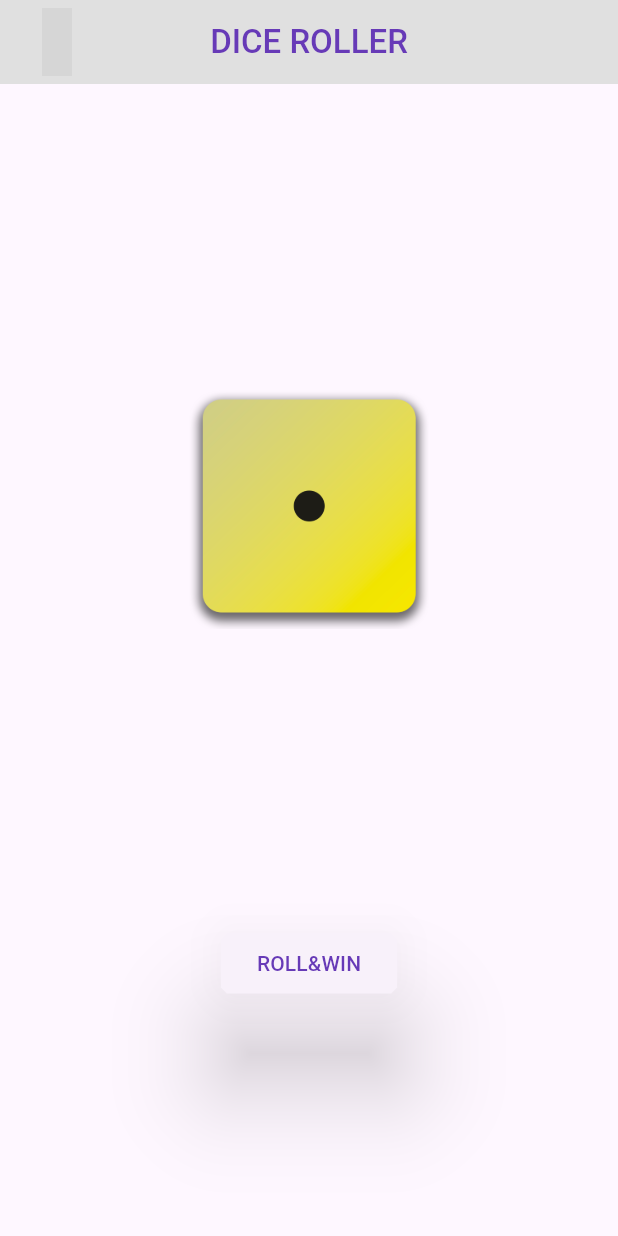
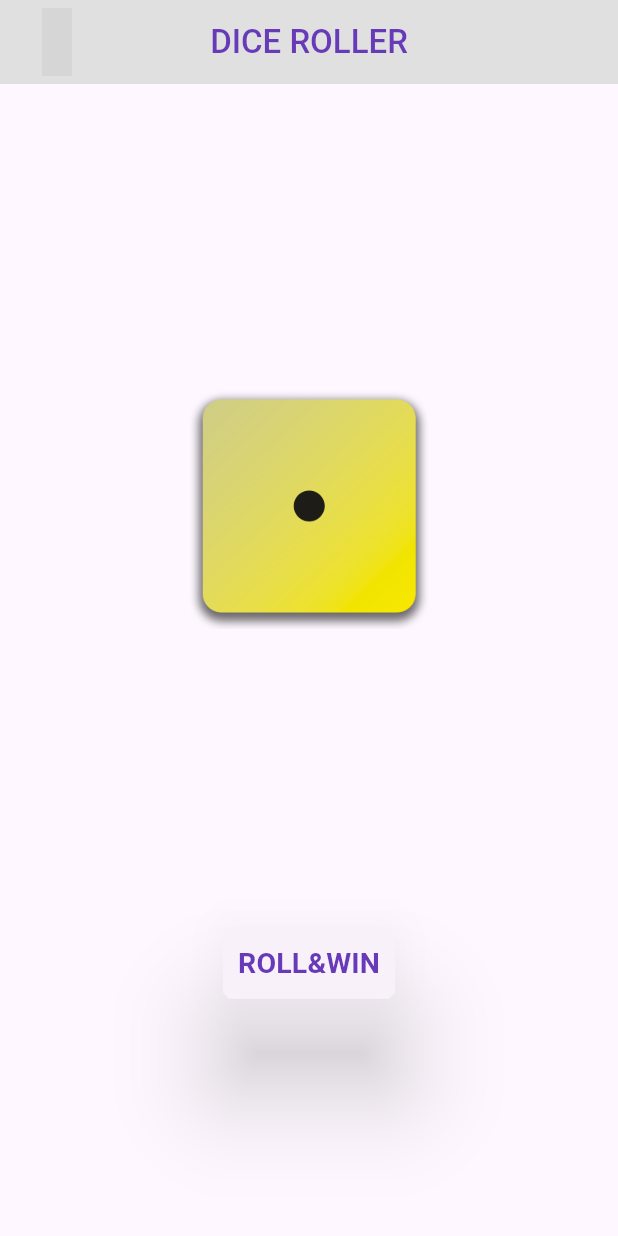
Before and after one commit to Noumba/DiceRoller, a Flutter app: the screen it shows after launch, on a phone screen of 412 x 824 dp. Run offline on Flutter 3.47's test engine with Material 3 defaults, Android fonts, the phone set to English and light mode, and no system bars; missing offline and left inert: dice_icons; grey boxes are pictures that could not be loaded.

Commit message:
styled roll&win button, updated custom text widget

```diff
--- a/lib/widgets/App_Body.dart
+++ b/lib/widgets/App_Body.dart
@@ -14,10 +14,10 @@ class _AppBodyState extends State<AppBody> {
     final screenSizeWidth = MediaQuery.of(context).size.width;
     final screenSizeHeight = MediaQuery.of(context).size.height;
 
-    return Center(
+    return SizedBox.expand(
+      child: Center(
         child: Column(
           mainAxisSize: MainAxisSize.max,
-        crossAxisAlignment: CrossAxisAlignment.center,
           mainAxisAlignment: MainAxisAlignment.spaceEvenly,
           children: [
             Image(
@@ -28,6 +28,7 @@ class _AppBodyState extends State<AppBody> {
             const RollButton(buttonText: 'ROLL&WIN')
           ],
         ),
+      ),
     );
   }
 }
--- a/lib/widgets/Roll_Button.dart
+++ b/lib/widgets/Roll_Button.dart
@@ -13,6 +13,7 @@ class RollButton extends StatelessWidget {
   Widget build(BuildContext context) {
     return ElevatedButton(
         style: ElevatedButton.styleFrom(
+            padding: const EdgeInsets.all(10),
             elevation: 30.0,
             shape: const BeveledRectangleBorder(
                 side: BorderSide.none,
--- a/lib/widgets/Text.dart
+++ b/lib/widgets/Text.dart
@@ -9,7 +9,10 @@ class TextFormat extends StatelessWidget {
     return Text(
       text,
       style: const TextStyle(
-          color: Colors.deepPurple, fontWeight: FontWeight.w500),
+          wordSpacing: 2.0,
+          fontSize: 19,
+          color: Colors.deepPurple,
+          fontWeight: FontWeight.w600),
     );
   }
 }
```
Lines whose indentation alone changed are shown as unchanged.
